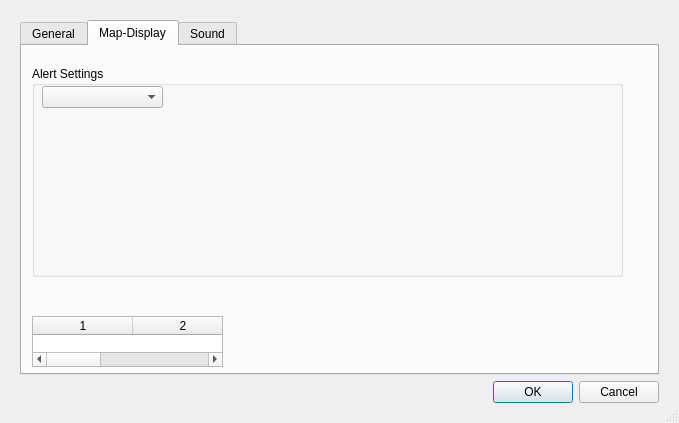
Old version of the form src/vi/ui/Settings.ui in the repository Subtalime/vintel.
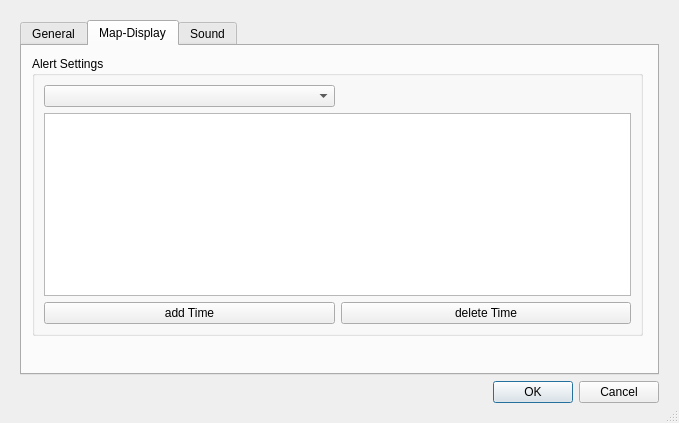
New version of the form. The open tabs and pages were chosen to show the change.

What changed in the file:
```diff
--- a/src/vi/ui/Settings.ui
+++ b/src/vi/ui/Settings.ui
@@ -222,9 +222,9 @@
           <property name="geometry">
            <rect>
             <x>10</x>
-            <y>20</y>
-            <width>591</width>
-            <height>211</height>
+            <y>10</y>
+            <width>611</width>
+            <height>280</height>
            </rect>
           </property>
           <property name="title">
@@ -233,35 +233,28 @@
           <property name="flat">
            <bool>true</bool>
           </property>
-          <widget class="QComboBox" name="comboTimerColor">
-           <property name="geometry">
-            <rect>
-             <x>10</x>
-             <y>20</y>
-             <width>121</width>
-             <height>22</height>
-            </rect>
-           </property>
-          </widget>
-         </widget>
-         <widget class="QTableWidget" name="tableWidget">
-          <property name="geometry">
-           <rect>
-            <x>10</x>
-            <y>270</y>
-            <width>191</width>
-            <height>51</height>
-           </rect>
-          </property>
-          <property name="sortingEnabled">
-           <bool>true</bool>
-          </property>
-          <property name="columnCount">
-           <number>3</number>
-          </property>
-          <column/>
-          <column/>
-          <column/>
+          <layout class="QGridLayout" name="gridLayout_4">
+           <item row="0" column="0">
+            <widget class="QComboBox" name="cmbAlertType"/>
+           </item>
+           <item row="1" column="0" colspan="2">
+            <widget class="QTableView" name="tableViewMap"/>
+           </item>
+           <item row="2" column="0">
+            <widget class="QPushButton" name="pbMapAddTime">
+             <property name="text">
+              <string>add Time</string>
+             </property>
+            </widget>
+           </item>
+           <item row="2" column="1">
+            <widget class="QPushButton" name="pbMapDelTime">
+             <property name="text">
+              <string>delete Time</string>
+             </property>
+            </widget>
+           </item>
+          </layout>
          </widget>
         </widget>
         <widget class="QWidget" name="tab_2">
```
Left out of the diff: 2 changed lines with no effect on the pictures.
